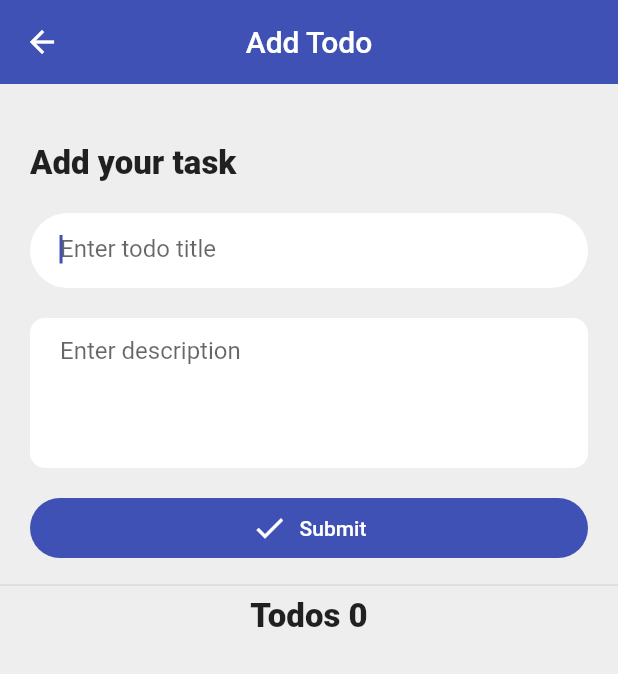
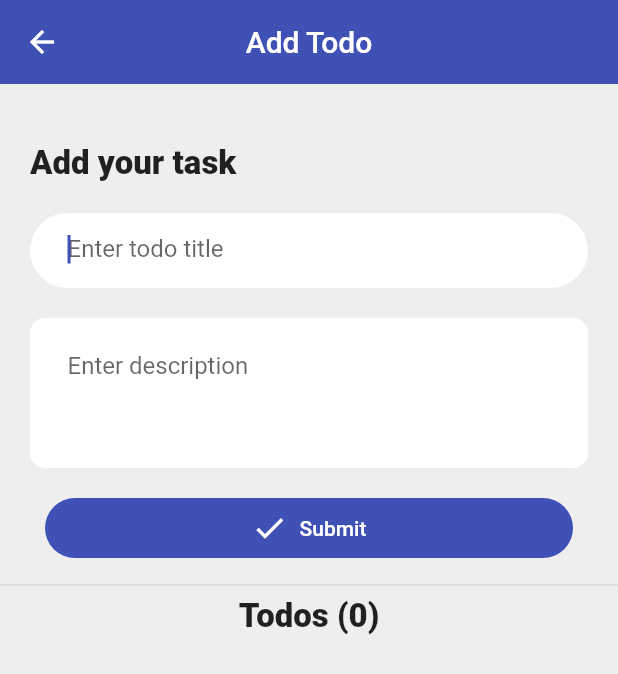
Before and after one commit to tomorrowbyte/flutter-getx-hive, a Flutter app: the screen it shows after launch, after a tap on "Add Todo", on a phone screen of 412 x 824 dp. Shown: the top 674 px of the screen. Run offline on Flutter 3.47's test engine with Material 2 defaults, Android fonts, the light colour scheme and no system bars; our stand-ins replace get, hive, hive_flutter, timeago; accounts and stored records are empty.

Commit message:
Add logo

```diff
--- a/lib/views/add_todo_screen.dart
+++ b/lib/views/add_todo_screen.dart
@@ -56,8 +56,9 @@ class TodosScreen extends StatelessWidget {
                             ),
                           ),
                         ),
-                        SizedBox(height: 10),
+                        const SizedBox(height: 10),
                         CustomTextFormField(
+                          padding: const EdgeInsets.symmetric(horizontal: 25),
                           borderRadius: BorderRadius.circular(25),
                           controller: controller.titleController,
                           height: 50.0,
@@ -65,6 +66,7 @@ class TodosScreen extends StatelessWidget {
                           nextFocus: controller.descriptioinFocus,
                         ),
                         CustomTextFormField(
+                          padding: const EdgeInsets.fromLTRB(25, 10, 10, 10),
                           focus: controller.descriptioinFocus,
                           borderRadius: BorderRadius.circular(10),
                           controller: controller.descriptionController,
@@ -75,17 +77,17 @@ class TodosScreen extends StatelessWidget {
                       ],
                     ),
                   ),
-                  SizedBox(height: 10),
+                  const SizedBox(height: 10),
                   CustomButton(
                     title: "Submit",
                     icon: Icons.done,
                     onPressed: addTodo,
                   ),
-                  SizedBox(height: 10),
+                  const SizedBox(height: 10),
                   Divider(),
                   Obx(
                     () => Text(
-                      "Todos ${controller.todos.length}",
+                      "Todos (${controller.todos.length})",
                       style: TextStyle(
                         fontSize: 22,
                         fontWeight: FontWeight.w900,
@@ -113,11 +115,22 @@ class TodosScreen extends StatelessWidget {
               itemCount: controller.todos.length,
               itemBuilder: (context, index) {
                 return Dismissible(
-                  background: Container(color: Colors.red),
+                  background: Container(
+                    padding: const EdgeInsets.symmetric(horizontal: 15),
+                    child: Row(
+                      mainAxisAlignment: MainAxisAlignment.spaceBetween,
+                      children: [
+                        Icon(Icons.delete, color: Colors.white),
+                        Icon(Icons.delete, color: Colors.white),
+                      ],
+                    ),
+                    decoration: BoxDecoration(
+                      borderRadius: BorderRadius.circular(5),
+                      color: Colors.red,
+                    ),
+                  ),
                   onDismissed: (dir) {
-                    // if (dir == DismissDirection.startToEnd) {
                     controller.deleteTodo(controller.todos[index]);
-                    // }
                   },
                   key: UniqueKey(),
                   child: Card(
@@ -134,9 +147,6 @@ class TodosScreen extends StatelessWidget {
                       ),
                       title: Text(
                         controller.todos[index].title,
-                      ),
-                      subtitle: Text(
-                        controller.todos[index].description,
                       ),
                       trailing: Text(
                         timeago.format(
@@ -161,22 +171,26 @@ class CustomButton extends StatelessWidget {
     required this.onPressed,
     required this.title,
     required this.icon,
+    this.height = 40.0,
+    this.color,
   }) : super(key: key);
   final VoidCallback onPressed;
   final String title;
   final IconData icon;
+  final double height;
+  final Color? color;
   @override
   Widget build(BuildContext context) {
     return Container(
-      margin: const EdgeInsets.symmetric(horizontal: 20),
+      margin: const EdgeInsets.symmetric(horizontal: 30),
       child: Row(
         children: [
           Expanded(
             child: Container(
-              height: 40,
+              height: height,
               decoration: BoxDecoration(
                 borderRadius: BorderRadius.circular(25),
-                color: Theme.of(context).primaryColor,
+                color: color ?? Theme.of(context).primaryColor,
               ),
               child: TextButton.icon(
                 onPressed: onPressed,
@@ -209,6 +223,7 @@ class CustomTextFormField extends StatelessWidget {
     this.nextFocus,
     this.focus,
     this.maxLines,
+    this.padding,
   }) : super(key: key);
 
   final TextEditingController controller;
@@ -218,13 +233,14 @@ class CustomTextFormField extends StatelessWidget {
   final FocusNode? nextFocus;
   final FocusNode? focus;
   final int? maxLines;
+  final EdgeInsets? padding;
 
   @override
   Widget build(BuildContext context) {
     return Container(
       height: height,
       margin: const EdgeInsets.symmetric(vertical: 10),
-      padding: const EdgeInsets.symmetric(horizontal: 20),
+      padding: padding,
       decoration: BoxDecoration(
         color: Colors.white,
         borderRadius: borderRadius,
--- a/lib/views/welcome_screen.dart
+++ b/lib/views/welcome_screen.dart
@@ -15,12 +15,16 @@ class WelcomeScreen extends StatelessWidget {
         mainAxisAlignment: MainAxisAlignment.center,
         crossAxisAlignment: CrossAxisAlignment.center,
         children: [
+          Container(
+            child: Image.asset('images/logo.png'),
+            height: 150,
+          ),
           Center(
             child: Text(
               "Welcome to",
               style: TextStyle(
                 fontWeight: FontWeight.w300,
-                fontSize: 18,
+                fontSize: 22,
               ),
             ),
           ),
@@ -30,7 +34,7 @@ class WelcomeScreen extends StatelessWidget {
               "Todoey",
               style: TextStyle(
                 fontSize: 22,
-                fontWeight: FontWeight.bold,
+                fontWeight: FontWeight.w900,
               ),
             ),
           ),
@@ -45,24 +49,28 @@ class WelcomeScreen extends StatelessWidget {
               textAlign: TextAlign.center,
               style: TextStyle(
                 fontWeight: FontWeight.w300,
-                fontSize: 18,
               ),
             ),
           ),
           SizedBox(height: 50),
           CustomButton(
+            height: 50.0,
             onPressed: () {
               Get.to(() => TodosScreen());
             },
+            color: Colors.blue,
             title: 'Add Todo',
-              icon: Icons.add),
+            icon: Icons.add,
+          ),
           SizedBox(height: 20),
           CustomButton(
+            height: 50.0,
             onPressed: () {
               Get.to(() => MyTodosScreen());
             },
             title: 'My Todos',
-              icon: Icons.task),
+            icon: Icons.task,
+          ),
         ],
       ),
     );
--- a/pubspec.yaml
+++ b/pubspec.yaml
@@ -45,8 +45,8 @@ flutter:
   # the material Icons class.
   uses-material-design: true
   # To add assets to your application, add an assets section, like this:
-  # assets:
-  #   - images/a_dot_burr.jpeg
+  assets:
+    - images/
   #   - images/a_dot_ham.jpeg
   # An image asset can refer to one or more resolution-specific "variants", see
   # https://flutter.dev/assets-and-images/#resolution-aware.
```
Also changed, not shown: lib/views/todo_list_screen.dart (+8 -3 lines), images/logo.png (added). Lines whose indentation alone changed are shown as unchanged.
